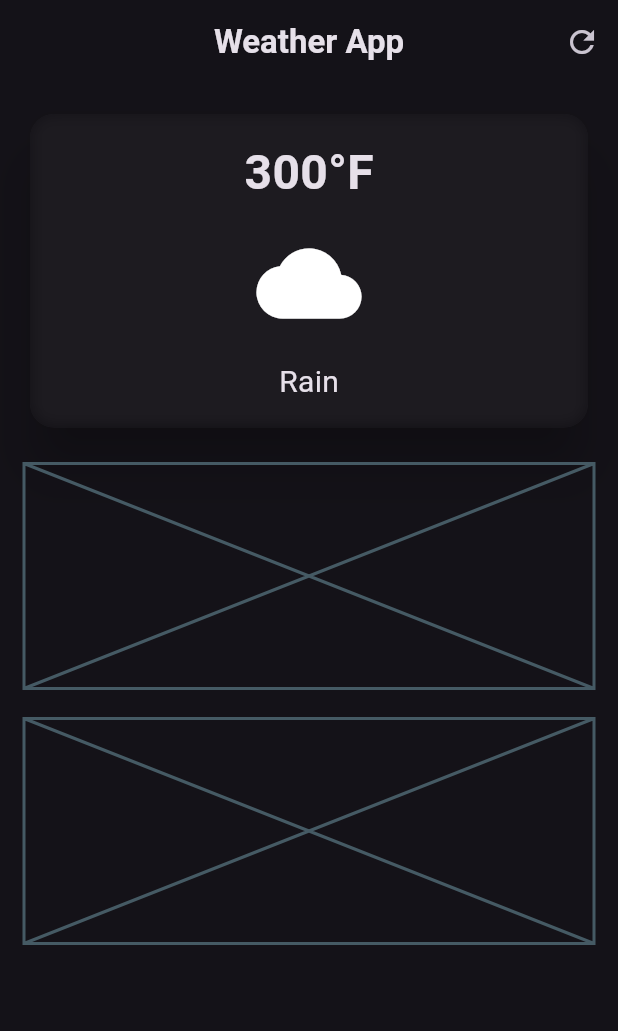
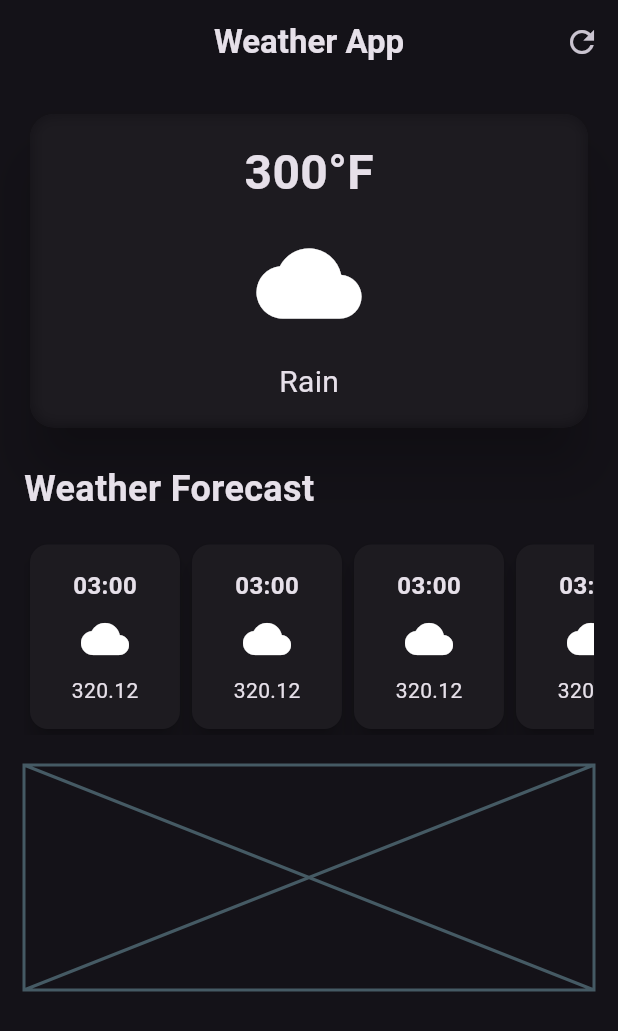
Before and after one commit to Shruti248/weather_app, a Flutter app: the screen it shows after launch, on a phone screen of 412 x 824 dp. Shown: the top 1031 px of the screen. Run offline on Flutter 3.47's test engine with Material 3 defaults, Android fonts, the phone set to English and light mode, and no system bars.

Commit message:
Weather Forecast cards

```diff
--- a/lib/weather_screen.dart
+++ b/lib/weather_screen.dart
@@ -81,10 +81,30 @@ class WeatherScreen extends StatelessWidget {
             // for spacing
             const SizedBox(height: 20,),
 
-            // Weather Forecast Height
-            const Placeholder(
-              fallbackHeight: 150,
+            // Weather Forecast cards
+            const Align(
+              alignment: Alignment.centerLeft,
+              child: Text('Weather Forecast' , style: TextStyle(
+                fontSize: 24,
+                fontWeight: FontWeight.bold,
+              ),),
             ),
+
+            const SizedBox(height: 16,),
+             const SingleChildScrollView(
+               scrollDirection: Axis.horizontal,
+               child: Row(
+                children: [
+
+                  HourlyForecastItem(),
+                  HourlyForecastItem(),
+                  HourlyForecastItem(),
+                  HourlyForecastItem(),
+                  HourlyForecastItem(),
+                  HourlyForecastItem(),
+                ],
+               ),
+             ),
 
             // for spacing
             const SizedBox(height: 20,),
@@ -102,3 +122,34 @@ class WeatherScreen extends StatelessWidget {
     );
   }
 }
+
+// creating a separate widget for Card -- that is repeating
+class HourlyForecastItem extends StatelessWidget {
+  const HourlyForecastItem({super.key});
+
+  @override
+  Widget build(BuildContext context) {
+    return Card(
+      elevation: 6,
+      child: Container(
+        width: 100,
+        padding: const EdgeInsets.all(16.0),
+        decoration: BoxDecoration(
+          borderRadius: BorderRadius.circular(14),
+        ),
+        child: const Column(
+          children: [
+            Text('03:00' , style: TextStyle(fontSize: 16 , fontWeight: FontWeight.bold),),
+            SizedBox(height: 8,),
+
+            Icon(Icons.cloud , size: 32,),
+            SizedBox(height: 8,),
+
+            Text('320.12' ,),
+
+          ],
+        ),
+      ),
+    );
+  }
+}
```
